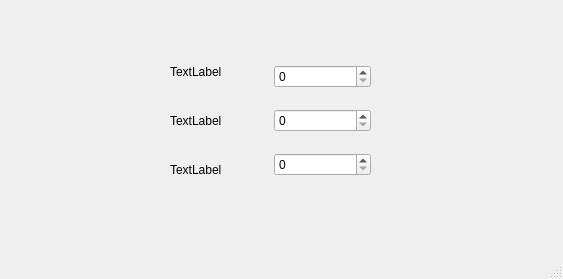
Old version of the form ui/algorithms9_MMOE_para.ui in the repository azhongege24/predict_first.
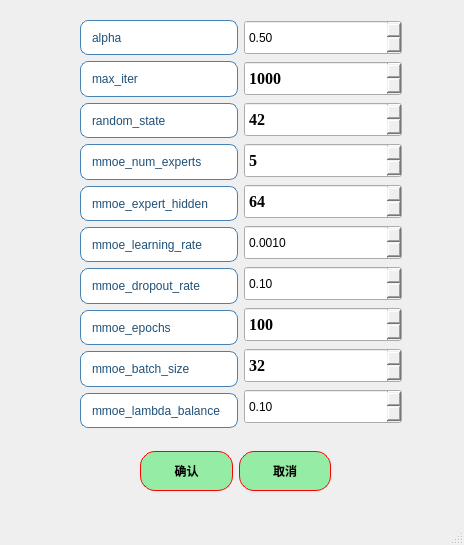
New version of the form.

Commit message: 今天完成了MMoE模型参数的UI设置，但是那个控件的名称、确认以及取消的按钮信号未连接，然后就是MMoE下面的Confirm下面功能版块未完善需要修改，下一步的目标就是异常值的剔除，以及用现有数据来调试运行MMoE模型

```diff
--- a/ui/algorithms9_MMOE_para.ui
+++ b/ui/algorithms9_MMOE_para.ui
@@ -6,64 +6,691 @@
    <rect>
     <x>0</x>
     <y>0</y>
-    <width>563</width>
-    <height>279</height>
+    <width>464</width>
+    <height>545</height>
    </rect>
   </property>
   <property name="windowTitle">
    <string>MMoE</string>
   </property>
   <widget class="QWidget" name="centralwidget">
-   <widget class="QWidget" name="layoutWidget">
+   <widget class="QWidget" name="">
     <property name="geometry">
      <rect>
-      <x>170</x>
-      <y>50</y>
-      <width>201</width>
-      <height>141</height>
+      <x>80</x>
+      <y>20</y>
+      <width>322</width>
+      <height>408</height>
      </rect>
     </property>
     <layout class="QHBoxLayout" name="horizontalLayout">
      <item>
-      <layout class="QVBoxLayout" name="verticalLayout">
+      <layout class="QVBoxLayout" name="verticalLayout_2">
        <item>
         <widget class="QLabel" name="label">
+         <property name="styleSheet">
+          <string notr="true">QLabel {
+    border: 1px solid rgb(70, 130, 180);   /* 增强为科研蓝边框，参考Nature期刊图表色 */
+    border-radius: 8px;
+    padding: 4px 8px;
+    background-color: rgb(255, 255, 255);  /* 纯白背景提升对比度 */
+    color: rgb(30, 80, 120);               /* 深海军蓝文字，对比度达8:1 */
+    font: bold 16pt &quot;Times New Roman&quot;;     
+    qproperty-alignment: 'AlignCenter';
+    /* 强化阴影效果 */
+}
+
+QLabel:hover {
+    border-color: rgb(0, 100, 180);        /* 悬停时使用更高饱和的科研蓝 */
+    background-color: rgb(240, 248, 255);  /* 极浅蓝悬停反馈 */
+}
+
+QLabel:pressed {
+    background-color: rgb(220, 240, 255);  /* 按压状态模拟墨水渗透效果 */
+}</string>
+         </property>
          <property name="text">
-          <string>TextLabel</string>
+          <string>alpha</string>
+         </property>
+        </widget>
+       </item>
+       <item>
+        <widget class="QLabel" name="label_4">
+         <property name="styleSheet">
+          <string notr="true">QLabel {
+    border: 1px solid rgb(70, 130, 180);   /* 增强为科研蓝边框，参考Nature期刊图表色 */
+    border-radius: 8px;
+    padding: 4px 8px;
+    background-color: rgb(255, 255, 255);  /* 纯白背景提升对比度 */
+    color: rgb(30, 80, 120);               /* 深海军蓝文字，对比度达8:1 */
+    font: bold 16pt &quot;Times New Roman&quot;;     
+    qproperty-alignment: 'AlignCenter';
+    /* 强化阴影效果 */
+}
+
+QLabel:hover {
+    border-color: rgb(0, 100, 180);        /* 悬停时使用更高饱和的科研蓝 */
+    background-color: rgb(240, 248, 255);  /* 极浅蓝悬停反馈 */
+}
+
+QLabel:pressed {
+    background-color: rgb(220, 240, 255);  /* 按压状态模拟墨水渗透效果 */
+}</string>
+         </property>
+         <property name="text">
+          <string>max_iter</string>
+         </property>
+        </widget>
+       </item>
+       <item>
+        <widget class="QLabel" name="label_5">
+         <property name="styleSheet">
+          <string notr="true">QLabel {
+    border: 1px solid rgb(70, 130, 180);   /* 增强为科研蓝边框，参考Nature期刊图表色 */
+    border-radius: 8px;
+    padding: 4px 8px;
+    background-color: rgb(255, 255, 255);  /* 纯白背景提升对比度 */
+    color: rgb(30, 80, 120);               /* 深海军蓝文字，对比度达8:1 */
+    font: bold 16pt &quot;Times New Roman&quot;;     
+    qproperty-alignment: 'AlignCenter';
+    /* 强化阴影效果 */
+}
+
+QLabel:hover {
+    border-color: rgb(0, 100, 180);        /* 悬停时使用更高饱和的科研蓝 */
+    background-color: rgb(240, 248, 255);  /* 极浅蓝悬停反馈 */
+}
+
+QLabel:pressed {
+    background-color: rgb(220, 240, 255);  /* 按压状态模拟墨水渗透效果 */
+}</string>
+         </property>
+         <property name="text">
+          <string>random_state</string>
+         </property>
+        </widget>
+       </item>
+       <item>
+        <widget class="QLabel" name="label_6">
+         <property name="styleSheet">
+          <string notr="true">QLabel {
+    border: 1px solid rgb(70, 130, 180);   /* 增强为科研蓝边框，参考Nature期刊图表色 */
+    border-radius: 8px;
+    padding: 4px 8px;
+    background-color: rgb(255, 255, 255);  /* 纯白背景提升对比度 */
+    color: rgb(30, 80, 120);               /* 深海军蓝文字，对比度达8:1 */
+    font: bold 16pt &quot;Times New Roman&quot;;     
+    qproperty-alignment: 'AlignCenter';
+    /* 强化阴影效果 */
+}
+
+QLabel:hover {
+    border-color: rgb(0, 100, 180);        /* 悬停时使用更高饱和的科研蓝 */
+    background-color: rgb(240, 248, 255);  /* 极浅蓝悬停反馈 */
+}
+
+QLabel:pressed {
+    background-color: rgb(220, 240, 255);  /* 按压状态模拟墨水渗透效果 */
+}</string>
+         </property>
+         <property name="text">
+          <string>mmoe_num_experts</string>
+         </property>
+        </widget>
+       </item>
+       <item>
+        <widget class="QLabel" name="label_7">
+         <property name="styleSheet">
+          <string notr="true">QLabel {
+    border: 1px solid rgb(70, 130, 180);   /* 增强为科研蓝边框，参考Nature期刊图表色 */
+    border-radius: 8px;
+    padding: 4px 8px;
+    background-color: rgb(255, 255, 255);  /* 纯白背景提升对比度 */
+    color: rgb(30, 80, 120);               /* 深海军蓝文字，对比度达8:1 */
+    font: bold 16pt &quot;Times New Roman&quot;;     
+    qproperty-alignment: 'AlignCenter';
+    /* 强化阴影效果 */
+}
+
+QLabel:hover {
+    border-color: rgb(0, 100, 180);        /* 悬停时使用更高饱和的科研蓝 */
+    background-color: rgb(240, 248, 255);  /* 极浅蓝悬停反馈 */
+}
+
+QLabel:pressed {
+    background-color: rgb(220, 240, 255);  /* 按压状态模拟墨水渗透效果 */
+}</string>
+         </property>
+         <property name="text">
+          <string>mmoe_expert_hidden</string>
          </property>
         </widget>
        </item>
        <item>
         <widget class="QLabel" name="label_2">
+         <property name="styleSheet">
+          <string notr="true">QLabel {
+    border: 1px solid rgb(70, 130, 180);   /* 增强为科研蓝边框，参考Nature期刊图表色 */
+    border-radius: 8px;
+    padding: 4px 8px;
+    background-color: rgb(255, 255, 255);  /* 纯白背景提升对比度 */
+    color: rgb(30, 80, 120);               /* 深海军蓝文字，对比度达8:1 */
+    font: bold 16pt &quot;Times New Roman&quot;;     
+    qproperty-alignment: 'AlignCenter';
+    /* 强化阴影效果 */
+}
+
+QLabel:hover {
+    border-color: rgb(0, 100, 180);        /* 悬停时使用更高饱和的科研蓝 */
+    background-color: rgb(240, 248, 255);  /* 极浅蓝悬停反馈 */
+}
+
+QLabel:pressed {
+    background-color: rgb(220, 240, 255);  /* 按压状态模拟墨水渗透效果 */
+}</string>
+         </property>
          <property name="text">
-          <string>TextLabel</string>
+          <string>mmoe_learning_rate</string>
          </property>
         </widget>
        </item>
        <item>
         <widget class="QLabel" name="label_3">
+         <property name="styleSheet">
+          <string notr="true">QLabel {
+    border: 1px solid rgb(70, 130, 180);   /* 增强为科研蓝边框，参考Nature期刊图表色 */
+    border-radius: 8px;
+    padding: 4px 8px;
+    background-color: rgb(255, 255, 255);  /* 纯白背景提升对比度 */
+    color: rgb(30, 80, 120);               /* 深海军蓝文字，对比度达8:1 */
+    font: bold 16pt &quot;Times New Roman&quot;;     
+    qproperty-alignment: 'AlignCenter';
+    /* 强化阴影效果 */
+}
+
+QLabel:hover {
+    border-color: rgb(0, 100, 180);        /* 悬停时使用更高饱和的科研蓝 */
+    background-color: rgb(240, 248, 255);  /* 极浅蓝悬停反馈 */
+}
+
+QLabel:pressed {
+    background-color: rgb(220, 240, 255);  /* 按压状态模拟墨水渗透效果 */
+}</string>
+         </property>
          <property name="text">
-          <string>TextLabel</string>
+          <string>mmoe_dropout_rate</string>
          </property>
         </widget>
        </item>
+       <item>
+        <widget class="QLabel" name="label_8">
+         <property name="styleSheet">
+          <string notr="true">QLabel {
+    border: 1px solid rgb(70, 130, 180);   /* 增强为科研蓝边框，参考Nature期刊图表色 */
+    border-radius: 8px;
+    padding: 4px 8px;
+    background-color: rgb(255, 255, 255);  /* 纯白背景提升对比度 */
+    color: rgb(30, 80, 120);               /* 深海军蓝文字，对比度达8:1 */
+    font: bold 16pt &quot;Times New Roman&quot;;     
+    qproperty-alignment: 'AlignCenter';
+    /* 强化阴影效果 */
+}
+
+QLabel:hover {
+    border-color: rgb(0, 100, 180);        /* 悬停时使用更高饱和的科研蓝 */
+    background-color: rgb(240, 248, 255);  /* 极浅蓝悬停反馈 */
+}
+
+QLabel:pressed {
+    background-color: rgb(220, 240, 255);  /* 按压状态模拟墨水渗透效果 */
+}</string>
+         </property>
+         <property name="text">
+          <string>mmoe_epochs</string>
+         </property>
+        </widget>
+       </item>
+       <item>
+        <widget class="QLabel" name="label_9">
+         <property name="styleSheet">
+          <string notr="true">QLabel {
+    border: 1px solid rgb(70, 130, 180);   /* 增强为科研蓝边框，参考Nature期刊图表色 */
+    border-radius: 8px;
+    padding: 4px 8px;
+    background-color: rgb(255, 255, 255);  /* 纯白背景提升对比度 */
+    color: rgb(30, 80, 120);               /* 深海军蓝文字，对比度达8:1 */
+    font: bold 16pt &quot;Times New Roman&quot;;     
+    qproperty-alignment: 'AlignCenter';
+    /* 强化阴影效果 */
+}
+
+QLabel:hover {
+    border-color: rgb(0, 100, 180);        /* 悬停时使用更高饱和的科研蓝 */
+    background-color: rgb(240, 248, 255);  /* 极浅蓝悬停反馈 */
+}
+
+QLabel:pressed {
+    background-color: rgb(220, 240, 255);  /* 按压状态模拟墨水渗透效果 */
+}</string>
+         </property>
+         <property name="text">
+          <string>mmoe_batch_size</string>
+         </property>
+        </widget>
+       </item>
+       <item>
+        <widget class="QLabel" name="label_10">
+         <property name="styleSheet">
+          <string notr="true">QLabel {
+    border: 1px solid rgb(70, 130, 180);   /* 增强为科研蓝边框，参考Nature期刊图表色 */
+    border-radius: 8px;
+    padding: 4px 8px;
+    background-color: rgb(255, 255, 255);  /* 纯白背景提升对比度 */
+    color: rgb(30, 80, 120);               /* 深海军蓝文字，对比度达8:1 */
+    font: bold 16pt &quot;Times New Roman&quot;;     
+    qproperty-alignment: 'AlignCenter';
+    /* 强化阴影效果 */
+}
+
+QLabel:hover {
+    border-color: rgb(0, 100, 180);        /* 悬停时使用更高饱和的科研蓝 */
+    background-color: rgb(240, 248, 255);  /* 极浅蓝悬停反馈 */
+}
+
+QLabel:pressed {
+    background-color: rgb(220, 240, 255);  /* 按压状态模拟墨水渗透效果 */
+}</string>
+         </property>
+         <property name="text">
+          <string>mmoe_lambda_balance</string>
+         </property>
+        </widget>
+       </item>
       </layout>
      </item>
      <item>
-      <layout class="QVBoxLayout" name="verticalLayout_2">
+      <layout class="QVBoxLayout" name="verticalLayout">
        <item>
-        <widget class="QSpinBox" name="spinBox"/>
+        <widget class="QDoubleSpinBox" name="doubleSpinBox">
+         <property name="minimumSize">
+          <size>
+           <width>80</width>
+           <height>35</height>
+          </size>
+         </property>
+         <property name="styleSheet">
+          <string notr="true">/* 仅对QDoubleSpinBox应用字体样式 */
+QDoubleSpinBox {
+       font: bold 12pt &quot;Times New Roman&quot;; 
+}
+
+/* 按钮按压效果 */
+QDoubleSpinBox::up-button:pressed {
+    margin-top: 4px;
+}
+QDoubleSpinBox::down-button:pressed {
+    margin-top: 4px;
+}</string>
+         </property>
+         <property name="value">
+          <double>0.500000000000000</double>
+         </property>
+        </widget>
        </item>
        <item>
-        <widget class="QSpinBox" name="spinBox_2"/>
+        <widget class="QSpinBox" name="spinBox_max_iter">
+         <property name="minimumSize">
+          <size>
+           <width>0</width>
+           <height>35</height>
+          </size>
+         </property>
+         <property name="font">
+          <font>
+           <family>Times New Roman</family>
+           <pointsize>12</pointsize>
+           <weight>75</weight>
+           <bold>true</bold>
+          </font>
+         </property>
+         <property name="styleSheet">
+          <string notr="true">QSpinBox::up-button:pressed {
+    margin-top: 4px;  /* 模拟按压下沉 */
+}
+QSpinBox::down-button:pressed {
+    margin-top: 4px;
+}</string>
+         </property>
+         <property name="maximum">
+          <number>99999</number>
+         </property>
+         <property name="value">
+          <number>1000</number>
+         </property>
+        </widget>
        </item>
        <item>
-        <widget class="QSpinBox" name="spinBox_3"/>
+        <widget class="QSpinBox" name="spinBox_random_state">
+         <property name="minimumSize">
+          <size>
+           <width>80</width>
+           <height>35</height>
+          </size>
+         </property>
+         <property name="font">
+          <font>
+           <family>Times New Roman</family>
+           <pointsize>12</pointsize>
+           <weight>75</weight>
+           <bold>true</bold>
+          </font>
+         </property>
+         <property name="styleSheet">
+          <string notr="true">QSpinBox::up-button:pressed {
+    margin-top: 4px;  /* 模拟按压下沉 */
+}
+QSpinBox::down-button:pressed {
+    margin-top: 4px;
+}</string>
+         </property>
+         <property name="value">
+          <number>42</number>
+         </property>
+        </widget>
        </item>
+       <item>
+        <widget class="QSpinBox" name="spinBox_max_iter_2">
+         <property name="minimumSize">
+          <size>
+           <width>0</width>
+           <height>35</height>
+          </size>
+         </property>
+         <property name="font">
+          <font>
+           <family>Times New Roman</family>
+           <pointsize>12</pointsize>
+           <weight>75</weight>
+           <bold>true</bold>
+          </font>
+         </property>
+         <property name="styleSheet">
+          <string notr="true">QSpinBox::up-button:pressed {
+    margin-top: 4px;  /* 模拟按压下沉 */
+}
+QSpinBox::down-button:pressed {
+    margin-top: 4px;
+}</string>
+         </property>
+         <property name="maximum">
+          <number>99999</number>
+         </property>
+         <property name="value">
+          <number>5</number>
+         </property>
+        </widget>
+       </item>
+       <item>
+        <widget class="QSpinBox" name="spinBox_max_iter_3">
+         <property name="minimumSize">
+          <size>
+           <width>0</width>
+           <height>35</height>
+          </size>
+         </property>
+         <property name="font">
+          <font>
+           <family>Times New Roman</family>
+           <pointsize>12</pointsize>
+           <weight>75</weight>
+           <bold>true</bold>
+          </font>
+         </property>
+         <property name="styleSheet">
+          <string notr="true">QSpinBox::up-button:pressed {
+    margin-top: 4px;  /* 模拟按压下沉 */
+}
+QSpinBox::down-button:pressed {
+    margin-top: 4px;
+}</string>
+         </property>
+         <property name="maximum">
+          <number>99999</number>
+         </property>
+         <property name="value">
+          <number>64</number>
+         </property>
+        </widget>
+       </item>
+       <item>
+        <widget class="QDoubleSpinBox" name="doubleSpinBox_2">
+         <property name="minimumSize">
+          <size>
+           <width>80</width>
+           <height>35</height>
+          </size>
+         </property>
+         <property name="styleSheet">
+          <string notr="true">/* 仅对QDoubleSpinBox应用字体样式 */
+QDoubleSpinBox {
+       font: bold 12pt &quot;Times New Roman&quot;; 
+}
+
+/* 按钮按压效果 */
+QDoubleSpinBox::up-button:pressed {
+    margin-top: 4px;
+}
+QDoubleSpinBox::down-button:pressed {
+    margin-top: 4px;
+}</string>
+         </property>
+         <property name="decimals">
+          <number>4</number>
+         </property>
+         <property name="value">
+          <double>0.001000000000000</double>
+         </property>
+        </widget>
+       </item>
+       <item>
+        <widget class="QDoubleSpinBox" name="doubleSpinBox_3">
+         <property name="minimumSize">
+          <size>
+           <width>80</width>
+           <height>35</height>
+          </size>
+         </property>
+         <property name="styleSheet">
+          <string notr="true">/* 仅对QDoubleSpinBox应用字体样式 */
+QDoubleSpinBox {
+       font: bold 12pt &quot;Times New Roman&quot;; 
+}
+
+/* 按钮按压效果 */
+QDoubleSpinBox::up-button:pressed {
+    margin-top: 4px;
+}
+QDoubleSpinBox::down-button:pressed {
+    margin-top: 4px;
+}</string>
+         </property>
+         <property name="decimals">
+          <number>2</number>
+         </property>
+         <property name="value">
+          <double>0.100000000000000</double>
+         </property>
+        </widget>
+       </item>
+       <item>
+        <widget class="QSpinBox" name="spinBox_max_iter_5">
+         <property name="minimumSize">
+          <size>
+           <width>0</width>
+           <height>35</height>
+          </size>
+         </property>
+         <property name="font">
+          <font>
+           <family>Times New Roman</family>
+           <pointsize>12</pointsize>
+           <weight>75</weight>
+           <bold>true</bold>
+          </font>
+         </property>
+         <property name="styleSheet">
+          <string notr="true">QSpinBox::up-button:pressed {
+    margin-top: 4px;  /* 模拟按压下沉 */
+}
+QSpinBox::down-button:pressed {
+    margin-top: 4px;
+}</string>
+         </property>
+         <property name="maximum">
+          <number>99999</number>
+         </property>
+         <property name="value">
+          <number>100</number>
+         </property>
+        </widget>
+       </item>
+       <item>
+        <widget class="QSpinBox" name="spinBox_max_iter_4">
+         <property name="minimumSize">
+          <size>
+           <width>0</width>
+           <height>35</height>
+          </size>
+         </property>
+         <property name="font">
+          <font>
+           <family>Times New Roman</family>
+           <pointsize>12</pointsize>
+           <weight>75</weight>
+           <bold>true</bold>
+          </font>
+         </property>
+         <property name="styleSheet">
+          <string notr="true">QSpinBox::up-button:pressed {
+    margin-top: 4px;  /* 模拟按压下沉 */
+}
+QSpinBox::down-button:pressed {
+    margin-top: 4px;
+}</string>
+         </property>
+         <property name="maximum">
+          <number>99999</number>
+         </property>
+         <property name="value">
+          <number>32</number>
+         </property>
+        </widget>
+       </item>
+       <item>
+        <widget class="QDoubleSpinBox" name="doubleSpinBox_4">
+         <property name="minimumSize">
+          <size>
+           <width>80</width>
+           <height>35</height>
+          </size>
+         </property>
+         <property name="styleSheet">
+          <string notr="true">/* 仅对QDoubleSpinBox应用字体样式 */
+QDoubleSpinBox {
+       font: bold 12pt &quot;Times New Roman&quot;; 
+}
+
+/* 按钮按压效果 */
+QDoubleSpinBox::up-button:pressed {
+    margin-top: 4px;
+}
+QDoubleSpinBox::down-button:pressed {
+    margin-top: 4px;
+}</string>
+         </property>
+         <property name="value">
+          <double>0.100000000000000</double>
+         </property>
+        </widget>
+       </item>
       </layout>
      </item>
     </layout>
    </widget>
+   <widget class="QWidget" name="">
+    <property name="geometry">
+     <rect>
+      <x>140</x>
+      <y>450</y>
+      <width>191</width>
+      <height>42</height>
+     </rect>
+    </property>
+    <layout class="QHBoxLayout" name="horizontalLayout_2">
+     <item>
+      <widget class="QPushButton" name="pushButton_3">
+       <property name="minimumSize">
+        <size>
+         <width>0</width>
+         <height>40</height>
+        </size>
+       </property>
+       <property name="styleSheet">
+        <string notr="true">QPushButton{
+border:1px solid red;   /*边框的粗细，颜色*/
+border-radius:15px;    /*设置圆角半径 */
+padding:2px 4px;  /*QFrame边框与内部其它部件的距离*/
+background-color: rgb(149, 236, 165);	/*背景颜色*/
+color:rgb(0, 0, 0);		/*字体颜色*/
+	font: 18pt &quot;楷体&quot;;
+
+font:bold;
+}
+QPushButton:hover {
+    background-color: rgb(177, 244, 155);    /* 悬停时背景色 */
+}
+QPushButton:pressed {
+    background-color:rgb(99, 181, 255);     /* 点击时背景色 */
+}</string>
+       </property>
+       <property name="text">
+        <string>确认</string>
+       </property>
+      </widget>
+     </item>
+     <item>
+      <widget class="QPushButton" name="pushButton_2">
+       <property name="minimumSize">
+        <size>
+         <width>0</width>
+         <height>40</height>
+        </size>
+       </property>
+       <property name="styleSheet">
+        <string notr="true">QPushButton{
+border:1px solid red;   /*边框的粗细，颜色*/
+border-radius:15px;    /*设置圆角半径 */
+padding:2px 4px;  /*QFrame边框与内部其它部件的距离*/
+background-color: rgb(149, 236, 165);	/*背景颜色*/
+color:rgb(0, 0, 0);		/*字体颜色*/
+	font: 18pt &quot;楷体&quot;;
+
+font:bold;
+}
+QPushButton:hover {
+    background-color: rgb(177, 244, 155);    /* 悬停时背景色 */
+}
+QPushButton:pressed {
+    background-color:rgb(99, 181, 255);     /* 点击时背景色 */
+}</string>
+       </property>
+       <property name="text">
+        <string>取消</string>
+       </property>
+      </widget>
+     </item>
+    </layout>
+   </widget>
   </widget>
   <widget class="QMenuBar" name="menubar">
    <property name="geometry">
```
Left out of the diff: 2 changed lines with no effect on the pictures. The commit also changes 1 other file.
